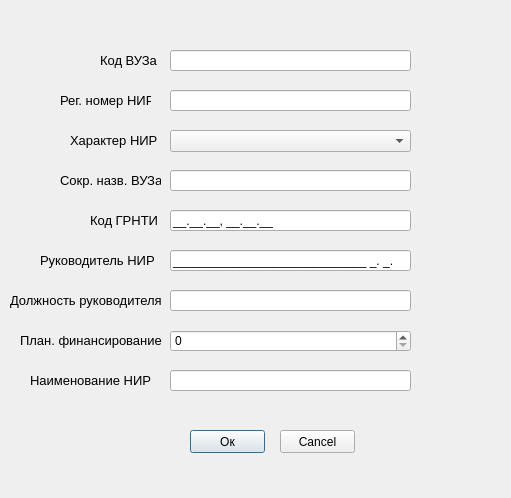
The window that add_button.ui (KorotkovED/subd_1) describes before a commit, drawn with Qt 5.
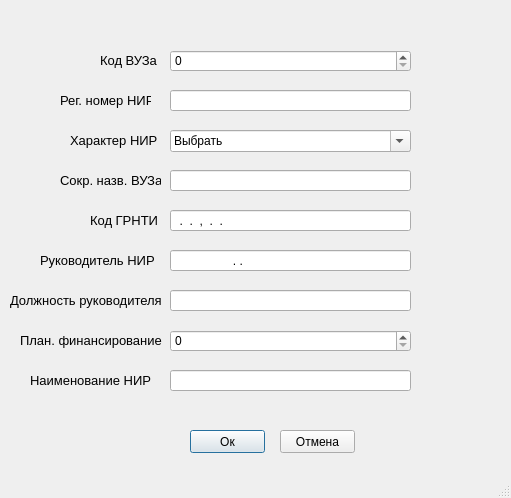
The same window after the commit.

```diff
--- a/add_button.ui
+++ b/add_button.ui
@@ -13,6 +13,9 @@
   <property name="windowTitle">
    <string>Dialog</string>
   </property>
+  <property name="sizeGripEnabled">
+   <bool>true</bool>
+  </property>
   <widget class="QPushButton" name="agreeButton">
    <property name="geometry">
     <rect>
@@ -36,17 +39,7 @@
     </rect>
    </property>
    <property name="text">
-    <string>Cancel</string>
-   </property>
-  </widget>
-  <widget class="QLineEdit" name="cod_vuz">
-   <property name="geometry">
-    <rect>
-     <x>170</x>
-     <y>50</y>
-     <width>241</width>
-     <height>21</height>
-    </rect>
+    <string>Отмена</string>
    </property>
   </widget>
   <widget class="QLineEdit" name="reg_number_nir">
@@ -70,6 +63,9 @@
    </property>
   </widget>
   <widget class="QLineEdit" name="cod_grnti">
+   <property name="enabled">
+    <bool>true</bool>
+   </property>
    <property name="geometry">
     <rect>
      <x>170</x>
@@ -78,11 +74,26 @@
      <height>21</height>
     </rect>
    </property>
+   <property name="autoFillBackground">
+    <bool>false</bool>
+   </property>
+   <property name="inputMethodHints">
+    <set>Qt::ImhDigitsOnly</set>
+   </property>
    <property name="inputMask">
-    <string>__.__.__, __.__.__</string>
+    <string>00.00.00,00.00.00</string>
    </property>
-   <property name="text">
-    <string>__.__.__, __.__.__</string>
+   <property name="maxLength">
+    <number>17</number>
+   </property>
+   <property name="frame">
+    <bool>true</bool>
+   </property>
+   <property name="dragEnabled">
+    <bool>false</bool>
+   </property>
+   <property name="readOnly">
+    <bool>false</bool>
    </property>
   </widget>
   <widget class="QLineEdit" name="ruk_nir">
@@ -95,7 +106,7 @@
     </rect>
    </property>
    <property name="inputMask">
-    <string>_____________________________ _. _.</string>
+    <string>AAAAAAAAAAAAAAAA A.A.</string>
    </property>
   </widget>
   <widget class="QLineEdit" name="post">
@@ -289,9 +300,32 @@
      <height>22</height>
     </rect>
    </property>
+   <property name="editable">
+    <bool>true</bool>
+   </property>
    <property name="currentText">
-    <string/>
+    <string>Выбрать</string>
    </property>
+   <item>
+    <property name="text">
+     <string>Выбрать</string>
+    </property>
+   </item>
+   <item>
+    <property name="text">
+     <string>П</string>
+    </property>
+   </item>
+   <item>
+    <property name="text">
+     <string>Ф</string>
+    </property>
+   </item>
+   <item>
+    <property name="text">
+     <string>Р</string>
+    </property>
+   </item>
   </widget>
   <widget class="QSpinBox" name="financial">
    <property name="geometry">
@@ -303,6 +337,16 @@
     </rect>
    </property>
   </widget>
+  <widget class="QSpinBox" name="cod_vuz">
+   <property name="geometry">
+    <rect>
+     <x>170</x>
+     <y>50</y>
+     <width>241</width>
+     <height>22</height>
+    </rect>
+   </property>
+  </widget>
  </widget>
  <resources/>
  <connections/>
```
